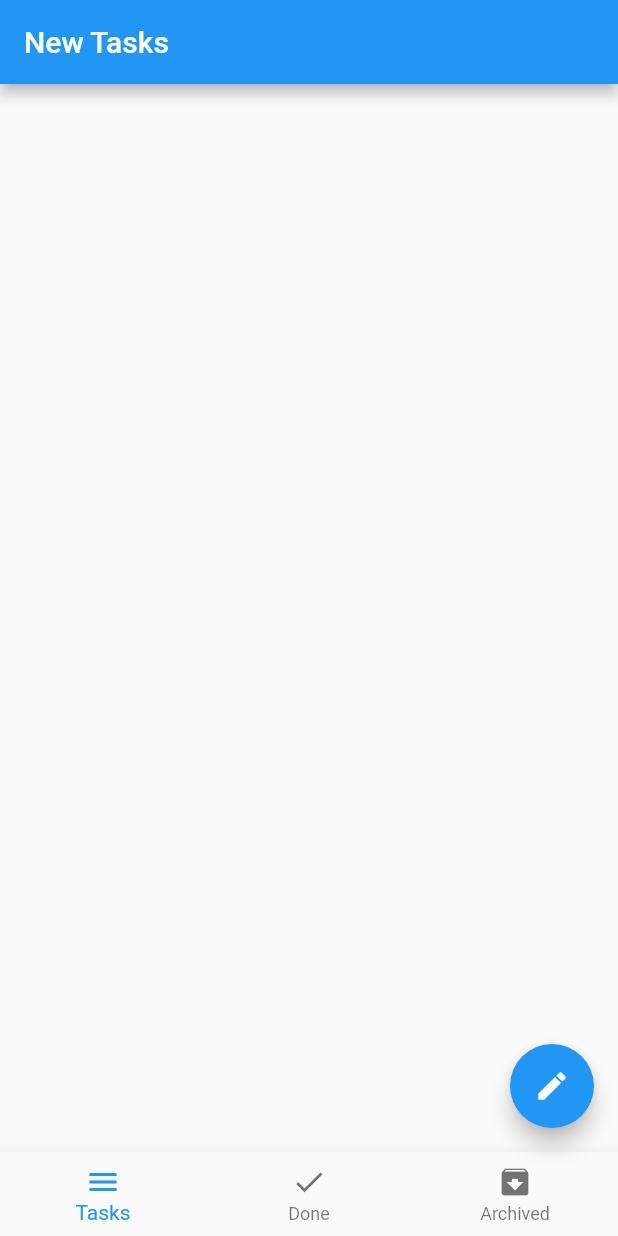
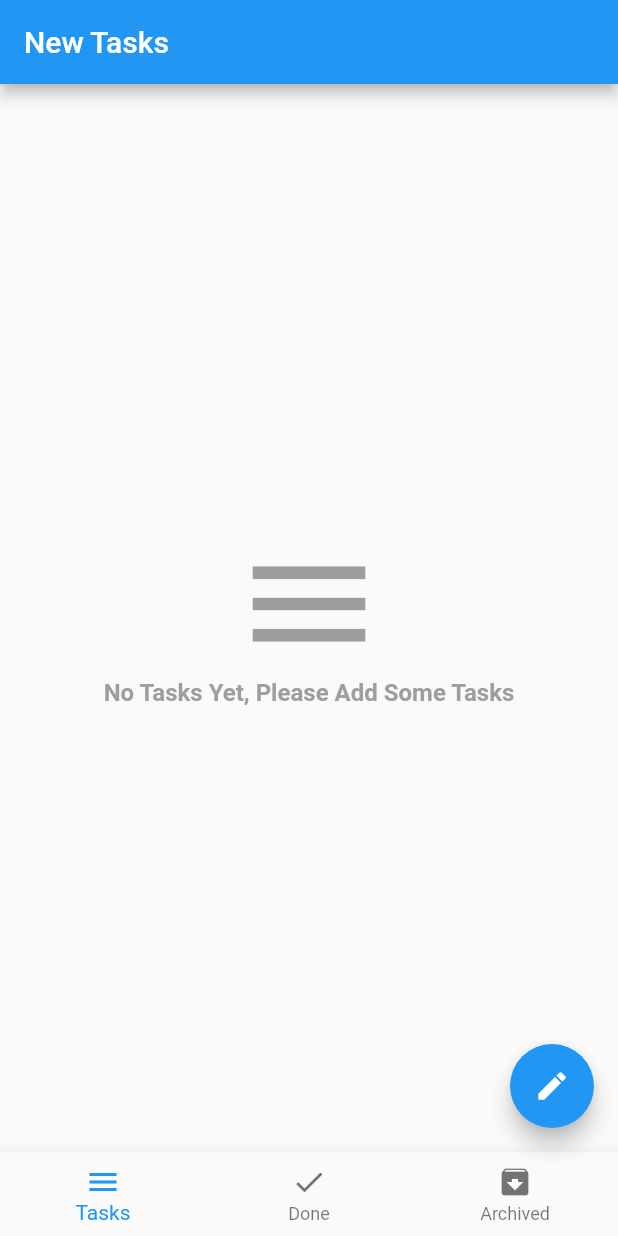
Before and after one commit to Youssef-Remah/Flutter_Todo_App, a Flutter app: the screen it shows after launch, on a phone screen of 412 x 824 dp. Run offline on Flutter 3.47's test engine with Material 3 defaults, Android fonts, the phone set to English and light mode, and no system bars; our stand-ins replace bloc, conditional_builder_null_safety, flutter_bloc, sqflite; accounts and stored records are empty.

Commit message:
Finished the App

```diff
--- a/lib/modules/archived_tasks/archived_tasks_screen.dart
+++ b/lib/modules/archived_tasks/archived_tasks_screen.dart
@@ -16,12 +16,7 @@ class ArchivedTasksScreen extends StatelessWidget {
       builder: (BuildContext context, AppStates state) {
         AppCubit cubit = AppCubit.get(context);
 
-        return ListView.separated(
-          itemBuilder: (context, index) =>
-              buildTaskItem(cubit.archivedTasks[index], context),
-          separatorBuilder: (context, index) => Divider(thickness: 1.5),
-          itemCount: cubit.archivedTasks.length,
-        );
+        return buildTasksList(tasks: cubit.archivedTasks);
       },
     );
   }
--- a/lib/modules/new_tasks/new_tasks_screen.dart
+++ b/lib/modules/new_tasks/new_tasks_screen.dart
@@ -1,3 +1,4 @@
+import 'package:conditional_builder_null_safety/conditional_builder_null_safety.dart';
 import 'package:flutter/cupertino.dart';
 import 'package:flutter/material.dart';
 import 'package:flutter_bloc/flutter_bloc.dart';
@@ -16,12 +17,7 @@ class NewTasksScreen extends StatelessWidget {
     return BlocConsumer<AppCubit, AppStates>(
       listener: (BuildContext context, AppStates state) {},
       builder: (BuildContext context, AppStates state) {
-        return ListView.separated(
-          itemBuilder: (context, index) =>
-              buildTaskItem(cubit.newTasks[index], context),
-          separatorBuilder: (context, index) => Divider(thickness: 1.5),
-          itemCount: cubit.newTasks.length,
-        );
+        return buildTasksList(tasks: cubit.newTasks);
       },
     );
   }
--- a/lib/shared/components/components.dart
+++ b/lib/shared/components/components.dart
@@ -1,3 +1,4 @@
+import 'package:conditional_builder_null_safety/conditional_builder_null_safety.dart';
 import 'package:flutter/material.dart';
 import 'package:todo_app/shared/cubit/cubit.dart';
 
@@ -67,3 +68,32 @@ Widget buildTaskItem(Map taskModel, context) {
     ),
   );
 }
+
+Widget buildTasksList ({required List<Map> tasks}) {
+
+  return ConditionalBuilder(
+    condition: tasks.length > 0,
+    builder: (BuildContext context) {
+      return ListView.separated(
+        itemBuilder: (context, index) =>
+            buildTaskItem(tasks[index], context),
+        separatorBuilder: (context, index) => Divider(thickness: 1.5),
+        itemCount: tasks.length,
+      );
+    },
+    fallback: (BuildContext context) {
+      return Center(
+        child: Column(
+          mainAxisAlignment: MainAxisAlignment.center,
+          children:
+          [
+            Icon(Icons.menu,size: 100.0, color: Colors.grey,),
+            Text('No Tasks Yet, Please Add Some Tasks', style: TextStyle(fontWeight: FontWeight.bold, fontSize: 16.0, color: Colors.grey),),
+          ],
+        ),
+      );
+    },
+
+  );
+
+}
```
Also changed, not shown: lib/modules/done_tasks/done_tasks_screen.dart (+1 -6 lines).
